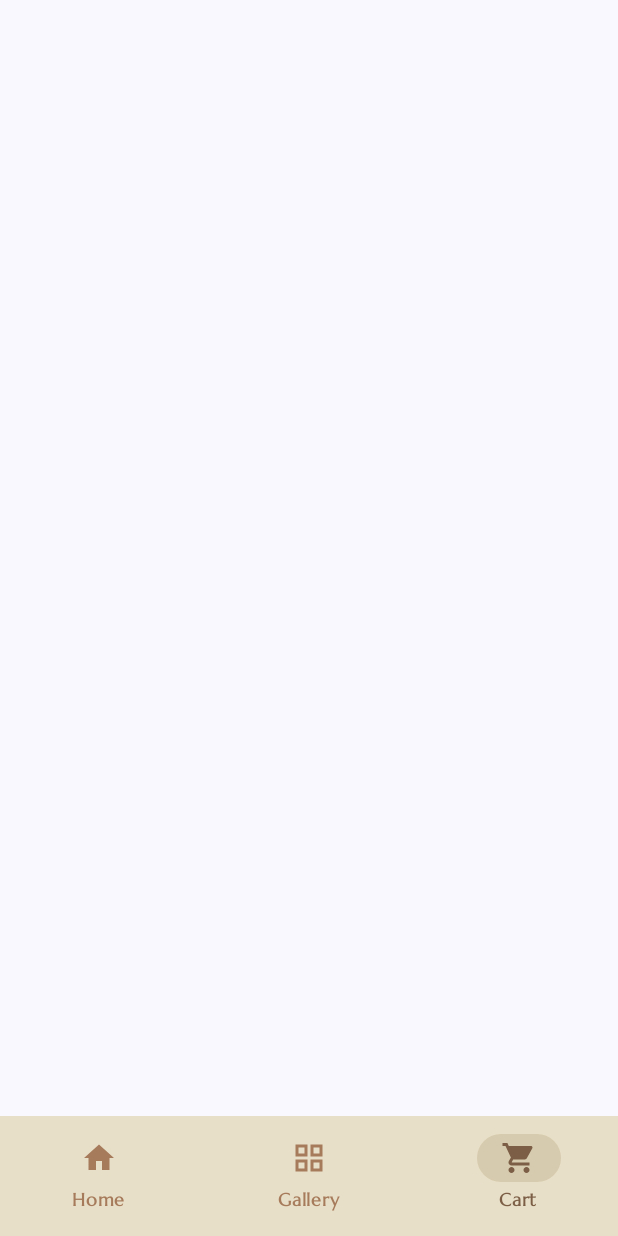
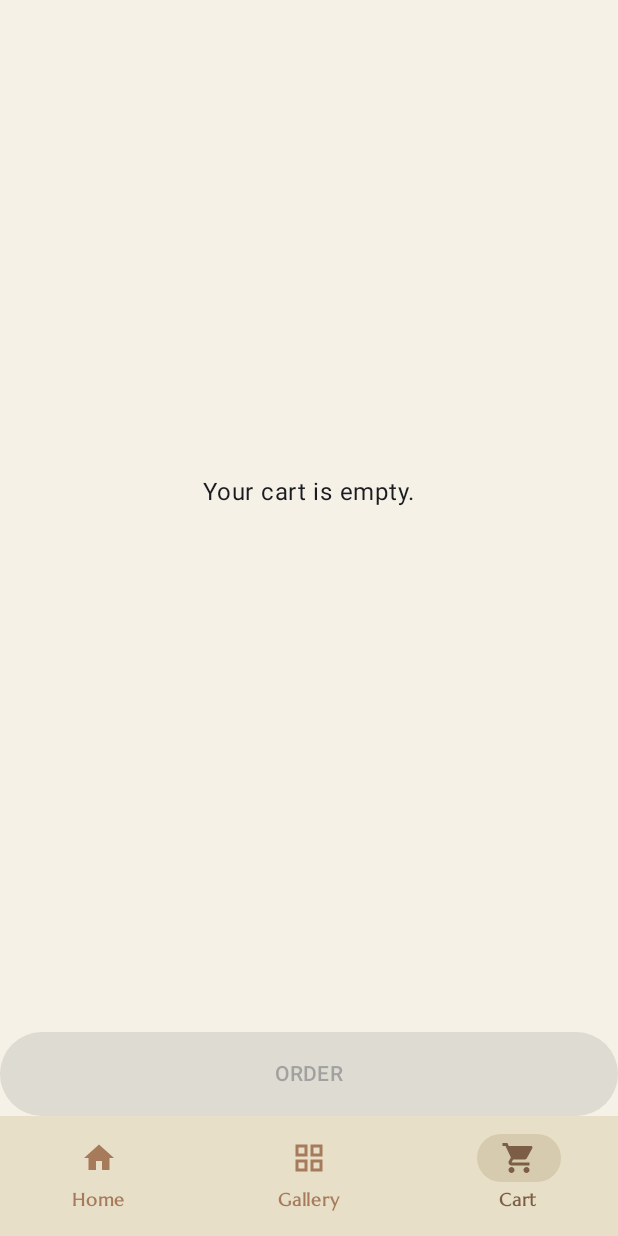
Before and after one commit to budimkic/Golash, an Android app built with Jetpack Compose: the screen it shows after launch (MainActivity), item 3 of the bottom bar chosen, on a phone screen of 412 x 824 dp. Run offline under Robolectric (Android 15) with nearby library versions, the phone set to English and light mode, and no system bars; our stand-ins replace Dagger/Hilt's generated code, Room's generated code; pictures from the network do not load; Roboto replaces fonts that are not available here.

Commit message:
feat(cart): initial implementation of cart UI and related refactors

```diff
--- a/app/src/main/java/com/golash/app/data/db/AppDatabase.kt
+++ b/app/src/main/java/com/golash/app/data/db/AppDatabase.kt
@@ -1,9 +1,28 @@
 package com.golash.app.data.db
 
+import android.content.Context
 import androidx.room.Database
+import androidx.room.Room
 import androidx.room.RoomDatabase
+import androidx.room.TypeConverters
 
 @Database(entities = [CartItemEntity::class], version = 1)
+@TypeConverters(Converters::class)
 abstract class AppDatabase : RoomDatabase() {
     abstract fun cartDao(): CartDao
+
+        companion object {
+            @Volatile
+            private var INSTANCE: AppDatabase? = null
+
+            fun getInstance(context: Context): AppDatabase {
+                return INSTANCE ?: synchronized(this) {
+                    INSTANCE ?: Room.databaseBuilder(
+                        context.applicationContext,
+                        AppDatabase::class.java,
+                        "app_database"
+                    ).build().also { INSTANCE = it }
+                }
+            }
+        }
 }
--- a/app/src/main/java/com/golash/app/data/db/CartItemEntity.kt
+++ b/app/src/main/java/com/golash/app/data/db/CartItemEntity.kt
@@ -8,5 +8,6 @@ data class CartItemEntity(
     @PrimaryKey val productId: String,
     val name: String,
     val price: Double,
-    val productDescription: String
+    val productDescription: String,
+    val imageUrls: List<String>
 )
--- a/app/src/main/java/com/golash/app/data/mapper/CartMappers.kt
+++ b/app/src/main/java/com/golash/app/data/mapper/CartMappers.kt
@@ -11,7 +11,7 @@ fun CartItemEntity.toCartItem(): CartItem {
              name = name,
             description = productDescription,
             price = price,
-            imageUrls = emptyList()
+              imageUrls = imageUrls
         ),
         quantity = 1
     )
@@ -22,6 +22,7 @@ fun CartItem.toEntity(): CartItemEntity {
         productId = product.id,
         name = product.name,
         price = product.price,
-        productDescription = product.description
+        productDescription = product.description,
+        imageUrls = product.imageUrls
     )
 }
--- a/app/src/main/java/com/golash/app/data/repository/cart/RoomCartRepository.kt
+++ b/app/src/main/java/com/golash/app/data/repository/cart/RoomCartRepository.kt
@@ -5,7 +5,7 @@ import com.golash.app.data.mapper.toCartItem
 import com.golash.app.data.mapper.toEntity
 import com.golash.app.data.model.Cart
 
-class RoomCartRepository(private val db: AppDatabase) : CartRepository {
+class RoomCartRepository(db: AppDatabase) : CartRepository {
 
     private val cartDao = db.cartDao()
 
--- a/app/src/main/java/com/golash/app/di/AppModule.kt
+++ b/app/src/main/java/com/golash/app/di/AppModule.kt
@@ -1,9 +1,25 @@
 package com.golash.app.di
 
+import android.content.Context
+import com.golash.app.data.db.AppDatabase
+import com.golash.app.data.repository.cart.CartRepository
+import com.golash.app.data.repository.cart.RoomCartRepository
 import dagger.Module
+import dagger.Provides
 import dagger.hilt.InstallIn
+import dagger.hilt.android.qualifiers.ApplicationContext
 import dagger.hilt.components.SingletonComponent
+import javax.inject.Singleton
 
 @Module
 @InstallIn(SingletonComponent::class)
-object AppModule
+object AppModule {
+
+    @Provides
+    @Singleton
+    fun provideCartRepository(db: AppDatabase): CartRepository = RoomCartRepository(db)
+
+    @Provides
+    @Singleton
+    fun provideAppDatabase(@ApplicationContext context: Context): AppDatabase = AppDatabase.getInstance(context)
+}
--- a/app/src/main/java/com/golash/app/ui/screens/cart/CartScreen.kt
+++ b/app/src/main/java/com/golash/app/ui/screens/cart/CartScreen.kt
@@ -1,8 +1,139 @@
 package com.golash.app.ui.screens.cart
 
+import android.util.Log
+import androidx.compose.foundation.Image
+import androidx.compose.foundation.background
+import androidx.compose.foundation.layout.Box
+import androidx.compose.foundation.layout.Column
+import androidx.compose.foundation.layout.Row
+import androidx.compose.foundation.layout.Spacer
+import androidx.compose.foundation.layout.fillMaxSize
+import androidx.compose.foundation.layout.fillMaxWidth
+import androidx.compose.foundation.layout.height
+import androidx.compose.foundation.layout.padding
+import androidx.compose.foundation.layout.size
+import androidx.compose.foundation.layout.width
+import androidx.compose.foundation.lazy.LazyColumn
+import androidx.compose.material.icons.Icons
+import androidx.compose.material.icons.filled.Delete
+import androidx.compose.material3.Button
+import androidx.compose.material3.Divider
+import androidx.compose.material3.HorizontalDivider
+import androidx.compose.material3.Icon
+import androidx.compose.material3.IconButton
+import androidx.compose.material3.MaterialTheme
+import androidx.compose.material3.Text
 import androidx.compose.runtime.Composable
+import androidx.compose.runtime.LaunchedEffect
+import androidx.compose.runtime.collectAsState
+import androidx.compose.runtime.getValue
+import androidx.compose.ui.Alignment
+import androidx.compose.ui.Modifier
+import androidx.compose.ui.draw.clip
+import androidx.compose.ui.graphics.Color
+import androidx.compose.ui.text.font.FontWeight
+import androidx.compose.ui.unit.dp
+import androidx.hilt.navigation.compose.hiltViewModel
+import coil.compose.AsyncImage
+import coil.compose.rememberAsyncImagePainter
+import com.golash.app.data.model.Cart
+import com.golash.app.data.model.CartItem
+import com.golash.app.data.model.Product
+import com.golash.app.ui.theme.Linen
 
 @Composable
-fun CartScreen(){
+fun CartScreen(cartViewModel: CartViewModel = hiltViewModel()) {
+    LaunchedEffect(Unit) {cartViewModel.refresh()}
+    val cartState by cartViewModel.cartState.collectAsState()
+
+    when (cartState) {
+        is CartState.Loading -> {Log.d("Cart Loading", "")}
+        is CartState.Success -> {
+            Log.d("Cart Success", "")
+            val cart = (cartState as CartState.Success).cart
+            CartContent(cart = cart, onRemove = {})
+        }
+
+        is CartState.Error -> {}
+    }
 
 }
+
+@Composable
+private fun CartContent(cart: Cart, onRemove: (String) -> Unit) {
+    Column(
+        modifier = Modifier
+            .fillMaxSize()
+            .background(Linen)
+    ) {
+        if (cart.items.isEmpty()) {
+            Box(
+                modifier = Modifier
+                    .fillMaxWidth()
+                    .weight(1f),
+                contentAlignment = Alignment.Center
+            ) {
+                Text("Your cart is empty.", style = MaterialTheme.typography.bodyLarge)
+            }
+        } else {
+            LazyColumn(
+                Modifier
+                    .fillMaxWidth()
+                    .weight(1f)
+            ) {
+                items(cart.totalItems) { index ->
+                    val cartItem = cart.items[index]
+                    CartItemRow(
+                        cartItem = cartItem,
+                        onRemove = {})
+                    HorizontalDivider()
+                }
+            }
+        }
+        Spacer(Modifier.height(16.dp))
+        if (cart.items.isNotEmpty()) {
+            Row() {
+                Text(
+                    text =
+                        "Total: ${"%.2f".format(cart.totalPrice)} RSD",
+                    style = MaterialTheme.typography.titleMedium.copy(fontWeight = FontWeight.Bold)
+                )
+            }
+        }
+
+        Spacer(Modifier.height(16.dp))
+        Button(
+            onClick = {},
+            modifier = Modifier
+                .fillMaxWidth()
+                .height(56.dp),
+            enabled = cart.items.isNotEmpty()
+        ) { Text("ORDER") }
+    }
+}
+
+@Composable
+private fun CartItemRow(cartItem: CartItem, onRemove: () -> Unit) {
+    Row(
+        modifier = Modifier
+            .fillMaxWidth()
+            .padding(vertical = 8.dp),
+        verticalAlignment = Alignment.CenterVertically
+    ) {
+        AsyncImage(
+            model = cartItem.product.imageUrl,
+            contentDescription = cartItem.product.name, modifier = Modifier
+                .size(64.dp)
+                .clip(MaterialTheme.shapes.medium)
+        )
+        Spacer(Modifier.width(12.dp))
+        Column(Modifier.weight(1f)) {
+            Text(cartItem.product.name, style = MaterialTheme.typography.titleMedium)
+            Text("$${"%.2f".format(cartItem.product.price)}", color = Color.Gray)
+            Text("Qty: ${cartItem.quantity}", color = Color.Gray)
+        }
+        IconButton(onClick = onRemove) {
+            Icon(Icons.Default.Delete, contentDescription = "Remove")
+        }
+    }
+}
--- a/app/src/main/java/com/golash/app/ui/screens/cart/CartViewModel.kt
+++ b/app/src/main/java/com/golash/app/ui/screens/cart/CartViewModel.kt
@@ -69,6 +69,10 @@ class CartViewModel @Inject constructor(
         }
     }
 
+     fun refresh(){
+        loadCart()
+    }
+
     fun clearCart() {
         viewModelScope.launch { cartManager.clearCart() }
     }
--- a/app/src/main/java/com/golash/app/ui/theme/Type.kt
+++ b/app/src/main/java/com/golash/app/ui/theme/Type.kt
@@ -13,6 +13,7 @@ val Marcellus = FontFamily(Font(R.font.marcellus_regular, FontWeight.Normal))
 val CormorantGaramond = FontFamily(Font(R.font.cormorant_garamond, FontWeight.Normal))
 val CormorantGaramondItalic = FontFamily(Font(R.font.cormorant_garamond_italic, FontWeight.Normal))
 val Inter = FontFamily(Font(R.font.inter, FontWeight.Normal))
+val CrimsonText = FontFamily(Font(R.font.crimson_text_regular, FontWeight.Normal))
 
 
 // Set of Material typography styles to start with
```
Also changed, not shown: app/src/main/java/com/golash/app/data/db/Converters.kt (added, +13 -0 lines), app/src/main/java/com/golash/app/ui/screens/detail/DetailScreen.kt (+44 -24 lines), app/src/main/res/font/crimson_text_regular.ttf (added).
